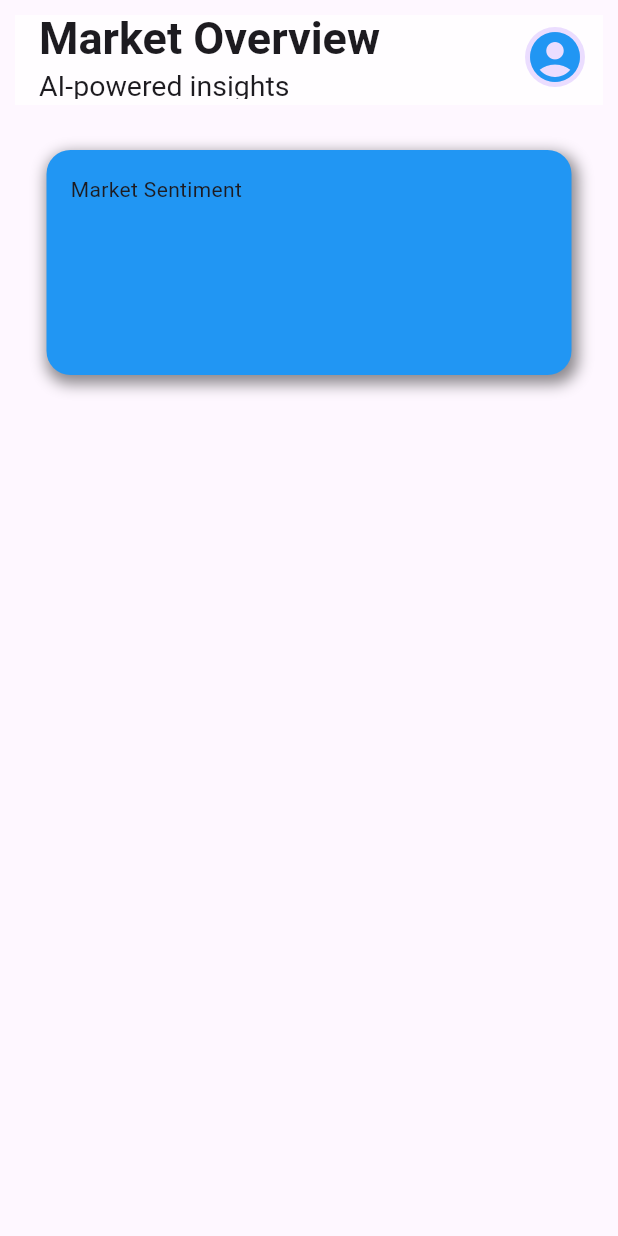
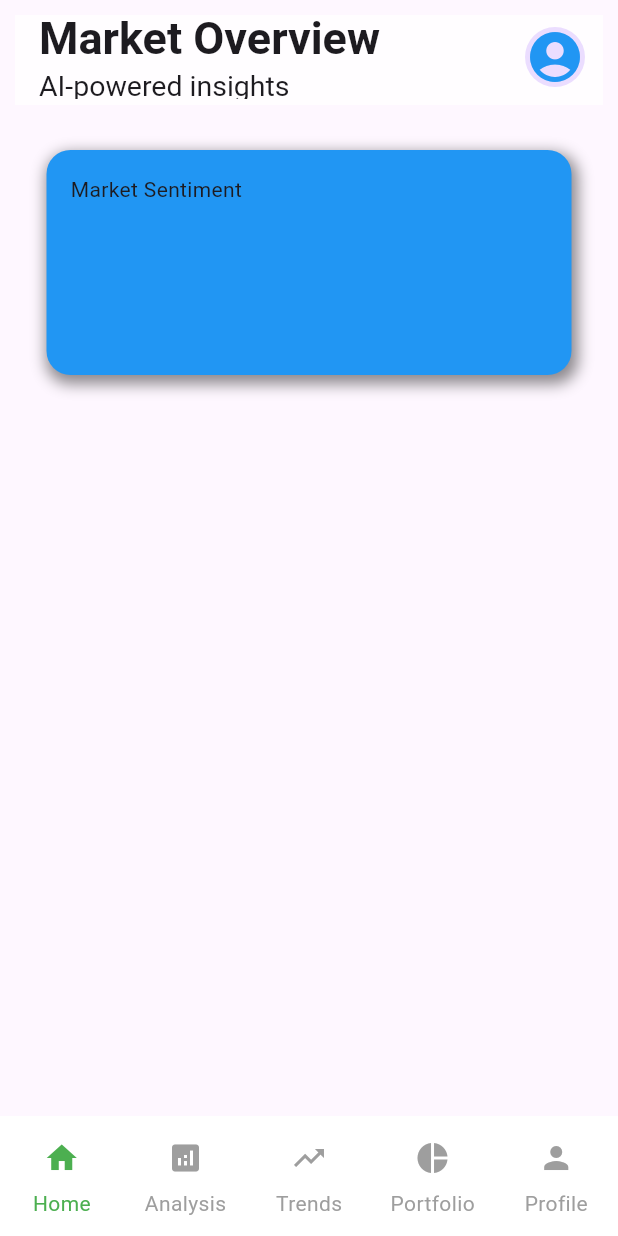
Before and after one commit to tangyamy/appname, a Flutter app: the screen it shows after launch, on a phone screen of 412 x 824 dp. Run offline on Flutter 3.47's test engine with Material 3 defaults, Android fonts, the phone set to English and light mode, and no system bars; our stand-ins replace firebase_core; accounts and stored records are empty.

Commit message:
created navigationBar

```diff
--- a/lib/main.dart
+++ b/lib/main.dart
@@ -1,8 +1,7 @@
 import 'package:firebase_core/firebase_core.dart';
 import 'package:flutter/material.dart';
-import 'package:stock_market_appp/home_page.dart';
-
 import 'firebase_options.dart';
+import 'main_page.dart';
 
 void main() async {
   WidgetsFlutterBinding.ensureInitialized();
@@ -22,7 +21,7 @@ class MyApp extends StatelessWidget {
       theme: ThemeData(
         colorScheme: ColorScheme.fromSeed(seedColor: Colors.deepPurple),
       ),
-      home: HomePage(),
+      home: MainPage(),
     );
   }
 }
--- /dev/null
+++ b/lib/main_page.dart
@@ -0,0 +1,48 @@
+import 'package:flutter/material.dart';
+import 'package:stock_market_appp/pages/analysis.dart';
+import 'package:stock_market_appp/pages/home_page.dart';
+import 'package:stock_market_appp/pages/portfolio.dart';
+import 'package:stock_market_appp/pages/profile.dart';
+import 'package:stock_market_appp/pages/trends.dart';
+import 'package:stock_market_appp/widgets/navBar.dart';
+
+class MainPage extends StatefulWidget {
+  const MainPage({super.key});
+
+  @override
+  State<MainPage> createState() => _MainPageState();
+}
+
+class _MainPageState extends State<MainPage> {
+  int _selectedIndex = 0;
+  late final List<Widget> _pages;
+
+  @override
+  void initState() {
+    super.initState();
+    _pages = [
+      HomePage(),
+      AnalysisPage(),
+      TrendsPage(),
+      PortfolioPage(),
+      ProfilePage(),
+    ];
+  }
+
+  void _setNavigationIndex(int index){
+    setState(() {
+      _selectedIndex = index;
+    });
+  }
+
+  @override
+  Widget build(BuildContext context) {
+    return Scaffold(
+      body: _pages[_selectedIndex],
+      bottomNavigationBar: NavBar(
+          selectedIndex: _selectedIndex,
+          setNavigationIndex: _setNavigationIndex,
+      ),
+    );
+  }
+}
--- /dev/null
+++ b/lib/widgets/navBar.dart
@@ -0,0 +1,48 @@
+import 'package:flutter/material.dart';
+
+class NavBar extends StatelessWidget {
+  final int selectedIndex;
+  final ValueChanged<int> setNavigationIndex;
+  const NavBar({
+    super.key,
+    required this.selectedIndex,
+    required this.setNavigationIndex,
+  });
+
+  @override
+  Widget build(BuildContext context) {
+    return Theme(
+      data: Theme.of(context).copyWith(
+        splashFactory: NoSplash.splashFactory,
+      ),
+      child: NavigationBarTheme(
+        data: NavigationBarThemeData(
+          backgroundColor: Colors.white,
+          indicatorColor: Colors.transparent,
+          labelTextStyle: WidgetStateProperty.resolveWith<TextStyle>((states) {
+            return states.contains(WidgetState.selected)
+                ? const TextStyle(color: Colors.green)
+                : const TextStyle(color: Colors.grey);
+          }),
+          iconTheme: WidgetStateProperty.resolveWith<IconThemeData>((states) {
+            return states.contains(WidgetState.selected)
+                ? const IconThemeData(color: Colors.green, size: 24)
+                : const IconThemeData(color: Colors.grey, size: 24);
+          }),
+        ),
+        child: NavigationBar(
+          selectedIndex: selectedIndex,
+          onDestinationSelected: setNavigationIndex,
+          destinations: const[
+            NavigationDestination(icon: Icon(Icons.home), label: "Home"),
+            NavigationDestination(icon: Icon(Icons.analytics), label: "Analysis"),
+            NavigationDestination(icon: Icon(Icons.trending_up), label: "Trends"),
+            NavigationDestination(icon: Icon(Icons.pie_chart), label: "Portfolio"),
+            NavigationDestination(icon: Icon(Icons.person), label: "Profile")
+
+          ],
+        ),
+      ),
+    );
+  }
+}
```
Also changed, not shown: lib/pages/analysis.dart (renamed from lib/analysis.dart), lib/pages/home_page.dart (renamed from lib/home_page.dart), lib/pages/portfolio.dart (renamed from lib/portfolio.dart), lib/pages/profile.dart (renamed from lib/profile.dart), lib/pages/trends.dart (renamed from lib/trends.dart).
